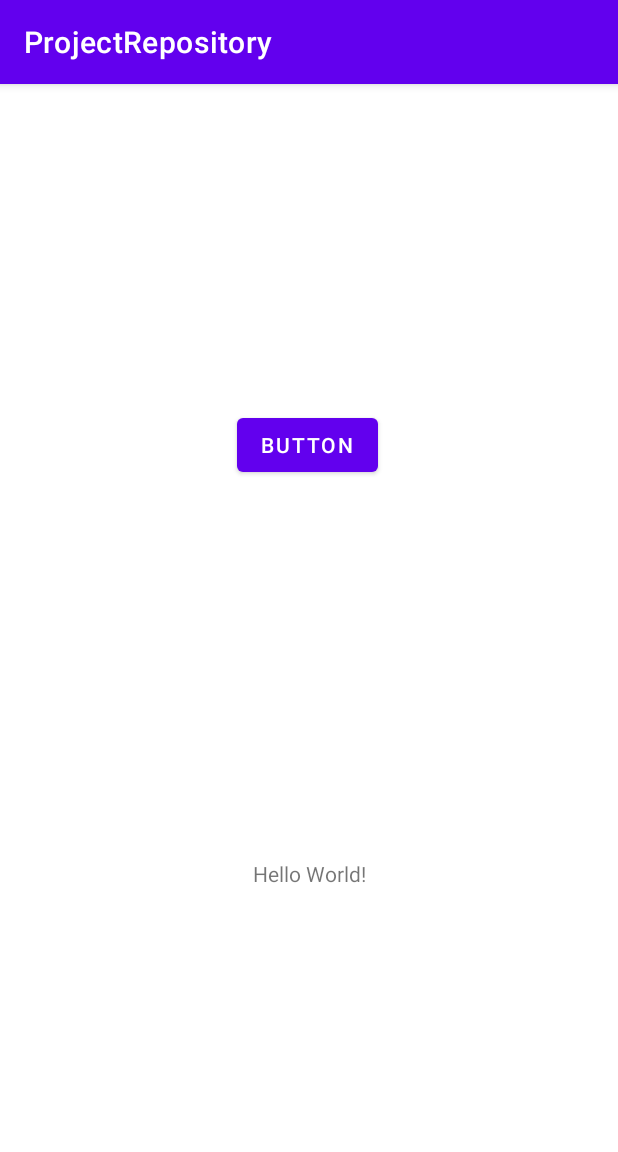
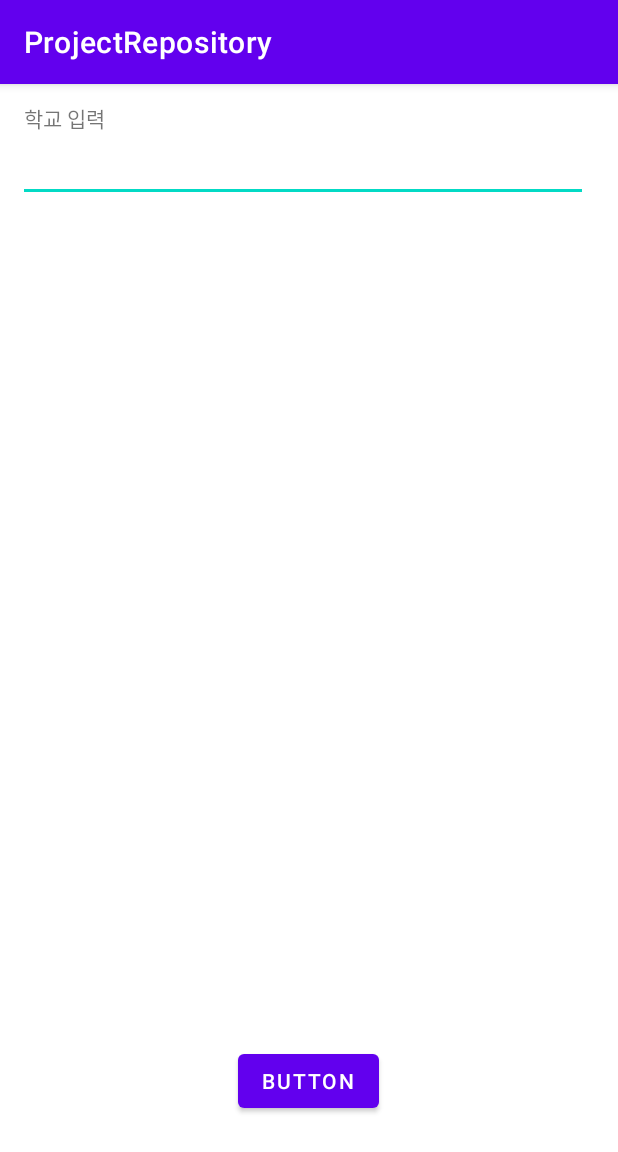
Before and after one commit to Goranies/MyTimeTable, an Android app: the screen it shows after launch (MainActivity), on a phone screen of 412 x 824 dp. Shown: the top 1152 px of the screen. Run offline under Robolectric (Android 15) with nearby library versions, the phone set to English and light mode, and no system bars.

Commit message:
미완성

```diff
--- a/app/src/main/java/com/kbd/projectrepository/MainActivity.java
+++ b/app/src/main/java/com/kbd/projectrepository/MainActivity.java
@@ -4,19 +4,69 @@ import androidx.appcompat.app.AppCompatActivity;
 
 import android.content.Intent;
 import android.os.Bundle;
+import android.view.KeyEvent;
 import android.view.View;
+import android.widget.ArrayAdapter;
+import android.widget.AutoCompleteTextView;
+
+import java.util.ArrayList;
+import java.util.List;
 
 public class MainActivity extends AppCompatActivity {
+
+    private List<String> list;          // 데이터를 넣은 리스트변수
 
     @Override
     protected void onCreate(Bundle savedInstanceState) {
         setTheme(R.style.Theme_ProjectRepository);
         super.onCreate(savedInstanceState);
         setContentView(R.layout.activity_main);
+
+        // 리스트를 생성한다.
+        list = new ArrayList<String>();
+
+        // 리스트에 검색될 데이터(단어)를 추가한다.
+        settingList();
+
+        final AutoCompleteTextView autoCompleteTextView = (AutoCompleteTextView) findViewById(R.id.autoCompleteTextView);
+
+        // AutoCompleteTextView 에 아답터를 연결한다.
+        autoCompleteTextView.setAdapter(new ArrayAdapter<String>(this, android.R.layout.simple_dropdown_item_1line, list));
+    }
+
+    // 검색에 사용될 데이터를 리스트에 추가한다.
+    private void settingList() {
+        list.add("채수빈");
+        list.add("박지현");
+        list.add("수지");
+        list.add("남태현");
+        list.add("하성운");
+        list.add("크리스탈");
+        list.add("강승윤");
+        list.add("손나은");
+        list.add("남주혁");
+        list.add("루이");
+        list.add("진영");
+        list.add("슬기");
+        list.add("이해인");
+        list.add("고원희");
+        list.add("설리");
+        list.add("공명");
+        list.add("김예림");
+        list.add("혜리");
+        list.add("웬디");
+        list.add("박혜수");
+        list.add("카이");
+        list.add("진세연");
+        list.add("동호");
+        list.add("박세완");
+        list.add("도희");
+        list.add("창모");
+        list.add("허영지");
     }
 
     public void clickButton(View view) {
-        if(view.getId() == R.id.main_btn_button) {
+        if (view.getId() == R.id.main_btn_button) {
             Intent i1 = new Intent(this, LobbyActivity.class);
             startActivity(i1);
         }
--- a/app/src/main/res/layout/activity_main.xml
+++ b/app/src/main/res/layout/activity_main.xml
@@ -6,15 +6,25 @@
     android:layout_height="match_parent"
     tools:context=".MainActivity">
 
+    <AutoCompleteTextView
+        android:id="@+id/autoCompleteTextView"
+        android:layout_width="380dp"
+        android:layout_height="wrap_content"
+        android:layout_marginStart="12dp"
+        app:layout_constraintStart_toStartOf="parent"
+        app:layout_constraintTop_toBottomOf="@+id/textView"
+        android:singleLine="true"/>
+
     <TextView
-        android:id="@+id/main_textView_splashText"
+        android:id="@+id/textView"
         android:layout_width="wrap_content"
         android:layout_height="wrap_content"
-        android:layout_marginBottom="232dp"
-        android:text="Hello World!"
-        app:layout_constraintBottom_toBottomOf="parent"
-        app:layout_constraintLeft_toLeftOf="parent"
-        app:layout_constraintRight_toRightOf="parent" />
+        android:layout_marginStart="16dp"
+        android:layout_marginTop="12dp"
+        android:layout_weight="1"
+        android:text="학교 입력"
+        app:layout_constraintStart_toStartOf="parent"
+        app:layout_constraintTop_toTopOf="parent" />
 
     <Button
         android:id="@+id/main_btn_button"
@@ -22,12 +32,11 @@
         android:layout_height="wrap_content"
         android:layout_marginStart="158dp"
         android:layout_marginEnd="159dp"
-        android:layout_marginBottom="252dp"
+        android:layout_marginBottom="79dp"
         android:onClick="clickButton"
         android:text="Button"
-        app:layout_constraintBottom_toTopOf="@+id/main_textView_splashText"
+        app:layout_constraintBottom_toBottomOf="parent"
         app:layout_constraintEnd_toEndOf="parent"
-        app:layout_constraintHorizontal_bias="0.0"
         app:layout_constraintStart_toStartOf="parent" />
 
 </androidx.constraintlayout.widget.ConstraintLayout>
--- a/app/src/main/res/layout/activity_time_input.xml
+++ b/app/src/main/res/layout/activity_time_input.xml
@@ -6,4 +6,19 @@
     android:layout_height="match_parent"
     tools:context=".TimeInputActivity">
 
+    <EditText
+        android:id="@+id/editTextTextPersonName"
+        android:layout_width="388dp"
+        android:layout_height="42dp"
+        android:layout_marginStart="1dp"
+        android:layout_marginTop="17dp"
+        android:layout_marginEnd="1dp"
+        android:layout_marginBottom="541dp"
+        android:ems="10"
+        android:inputType="textPersonName"
+        android:text="Name"
+        app:layout_constraintBottom_toBottomOf="parent"
+        app:layout_constraintEnd_toEndOf="parent"
+        app:layout_constraintStart_toStartOf="parent"
+        app:layout_constraintTop_toTopOf="parent" />
 </androidx.constraintlayout.widget.ConstraintLayout>
```
